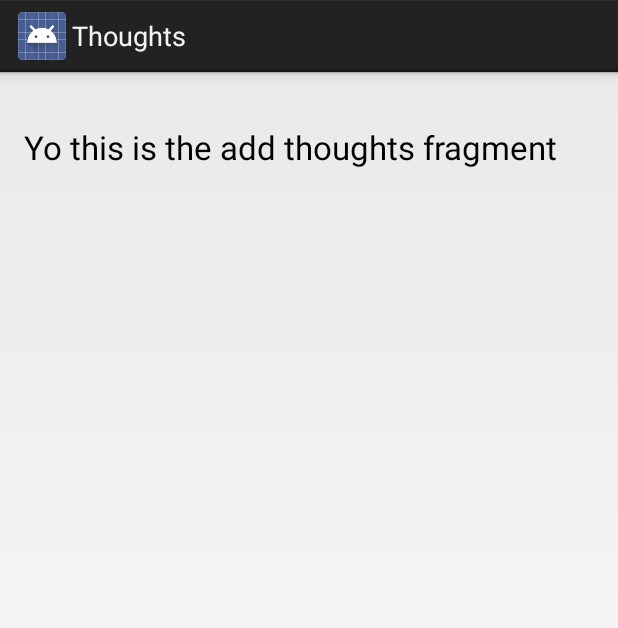
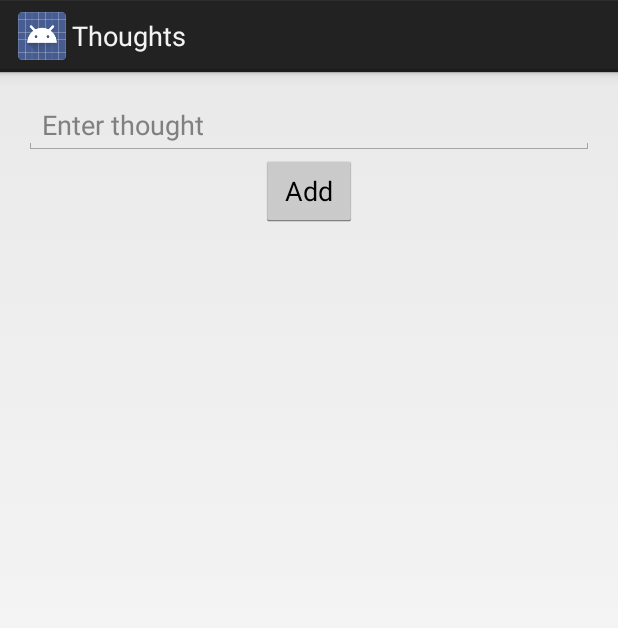
Before and after one commit to ysingh/Thoughts, an Android app: the fragment AddThoughtFragment shown on its own in the app's theme, on a phone screen of 412 x 824 dp. Shown: the top 628 px of the screen. Run offline under Robolectric (Android 15) with nearby library versions, the phone set to English and light mode, and no system bars; 5 statements that could not run were skipped.

Commit message:
fleshed out add thought fragment

```diff
--- a/app/src/main/java/edu/ua/cs/thoughts/AddThoughtFragment.java
+++ b/app/src/main/java/edu/ua/cs/thoughts/AddThoughtFragment.java
@@ -6,6 +6,8 @@ import android.os.Bundle;
 import android.view.LayoutInflater;
 import android.view.View;
 import android.view.ViewGroup;
+import android.widget.Button;
+import android.widget.EditText;
 
 /**
  * Created by TaxMac on 10/16/14.
@@ -17,6 +19,11 @@ public class AddThoughtFragment extends Fragment {
      * fragment.
      */
     private static final String ARG_SECTION_NUMBER = "section_number";
+
+    ThoughtsDataSource thoughtsDataSource;
+
+    Button btnAddThought;
+    EditText etEnterThought;
 
     /**
      * Returns a new instance of this fragment for the given section
@@ -31,6 +38,24 @@ public class AddThoughtFragment extends Fragment {
     }
 
     public AddThoughtFragment() {
+        thoughtsDataSource = new ThoughtsDataSource(this.getActivity());
+        thoughtsDataSource.open();
+
+        initializeViews();
+    }
+
+    private void initializeViews() {
+        btnAddThought =  (Button) getActivity().findViewById(R.id.btnAddThought);
+        etEnterThought = (EditText) getActivity().findViewById(R.id.etEnterThought);
+
+        btnAddThought.setOnClickListener(new View.OnClickListener() {
+            @Override
+            public void onClick(View view) {
+
+
+                String enteredThought = etEnterThought.getText().toString();
+            }
+        });
     }
 
     @Override
@@ -46,4 +71,6 @@ public class AddThoughtFragment extends Fragment {
         ((FeedActivity) activity).onSectionAttached(
                 getArguments().getInt(ARG_SECTION_NUMBER));
     }
-}
+
+
+ }
--- a/app/src/main/java/edu/ua/cs/thoughts/FeedActivity.java
+++ b/app/src/main/java/edu/ua/cs/thoughts/FeedActivity.java
@@ -15,6 +15,8 @@ import android.view.ViewGroup;
 
 public class FeedActivity extends Activity
         implements NavigationDrawerFragment.NavigationDrawerCallbacks {
+
+    private static String userEmail;
 
     /**
      * Fragment managing the behaviors, interactions and presentation of the navigation drawer.
@@ -34,6 +36,8 @@ public class FeedActivity extends Activity
         mNavigationDrawerFragment = (NavigationDrawerFragment)
                 getFragmentManager().findFragmentById(R.id.navigation_drawer);
         mTitle = getTitle();
+
+        userEmail = getIntent().getExtras().getString("email");
 
         // Set up the drawer.
         mNavigationDrawerFragment.setUp(
--- a/app/src/main/res/layout/fragment_add_thought.xml
+++ b/app/src/main/res/layout/fragment_add_thought.xml
@@ -8,19 +8,23 @@
     android:paddingBottom="@dimen/activity_vertical_margin"
     tools:context="edu.ua.cs.thoughts.FeedActivity$PlaceholderFragment">
 
-    <TextView
-        android:id="@+id/section_label"
-        android:layout_width="wrap_content"
-        android:layout_height="wrap_content" />
-
-    <TextView
+    <EditText
+        android:hint="Enter thought"
         android:layout_width="wrap_content"
         android:layout_height="wrap_content"
-        android:textAppearance="?android:attr/textAppearanceLarge"
-        android:text="Yo this is the add thoughts fragment"
-        android:id="@+id/textView"
-        android:layout_below="@+id/section_label"
-        android:layout_toRightOf="@+id/section_label"
-        android:layout_toEndOf="@+id/section_label" />
+        android:id="@+id/etEnterThought"
+        android:layout_alignParentLeft="true"
+        android:layout_alignParentStart="true"
+        android:layout_alignParentTop="true"
+        android:layout_alignParentRight="true"
+        android:layout_alignParentEnd="true" />
+
+    <Button
+        android:layout_width="wrap_content"
+        android:layout_height="wrap_content"
+        android:text="Add"
+        android:id="@+id/btnAddThought"
+        android:layout_below="@+id/etEnterThought"
+        android:layout_centerHorizontal="true" />
 
 </RelativeLayout>
--- a/app/src/main/res/values/strings.xml
+++ b/app/src/main/res/values/strings.xml
@@ -20,5 +20,6 @@
     <string name="navigation_drawer_close">Close navigation drawer</string>
     <string name="action_example">Example action</string>
     <string name="hello_blank_fragment">Hello blank fragment</string>
+    <string name="action_new_thought">New Thought</string>
 
 </resources>
```
Also changed, not shown: app/src/main/java/edu/ua/cs/thoughts/LoginActivity.java (+14 -0 lines), app/src/main/java/edu/ua/cs/thoughts/NavigationDrawerFragment.java (+9 -7 lines), app/src/main/java/edu/ua/cs/thoughts/UsersDataSource.java (+21 -0 lines), app/src/main/res/menu/feed.xml (+8 -3 lines), app/src/main/res/drawable-hdpi/ic_action_new.png (added), app/src/main/res/drawable-mdpi/ic_action_new.png (added), app/src/main/res/drawable-xhdpi/ic_action_new.png (added), app/src/main/res/drawable-xxhdpi/ic_action_new.png (added).
